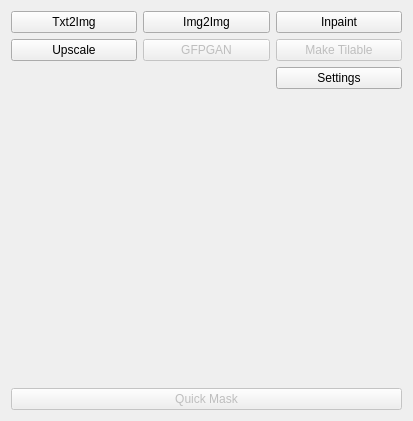
This is image_ai_utils/common/ui/diffusion_tools_widget.ui in qweryty/image-ai-utils-krita as Qt 5 draws it before an edit. The edited form follows.
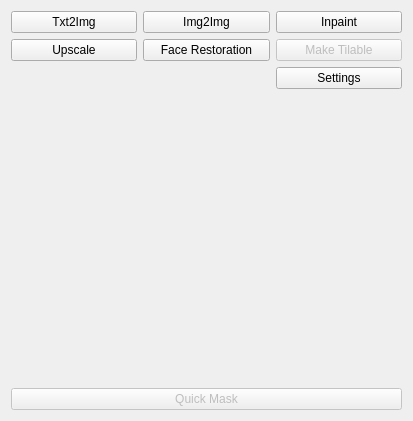
This is the edited form.

Commit message: Implemented GFPGAN face restoration

Patch:
```diff
--- a/image_ai_utils/common/ui/diffusion_tools_widget.ui
+++ b/image_ai_utils/common/ui/diffusion_tools_widget.ui
@@ -38,10 +38,10 @@
        <item row="1" column="1">
         <widget class="QPushButton" name="gfpgan_button">
          <property name="enabled">
-          <bool>false</bool>
+          <bool>true</bool>
          </property>
          <property name="text">
-          <string>GFPGAN</string>
+          <string>Face Restoration</string>
          </property>
         </widget>
        </item>
```
Left out of the diff: 2 changed lines with no effect on the pictures. The commit also changes 4 other files.
